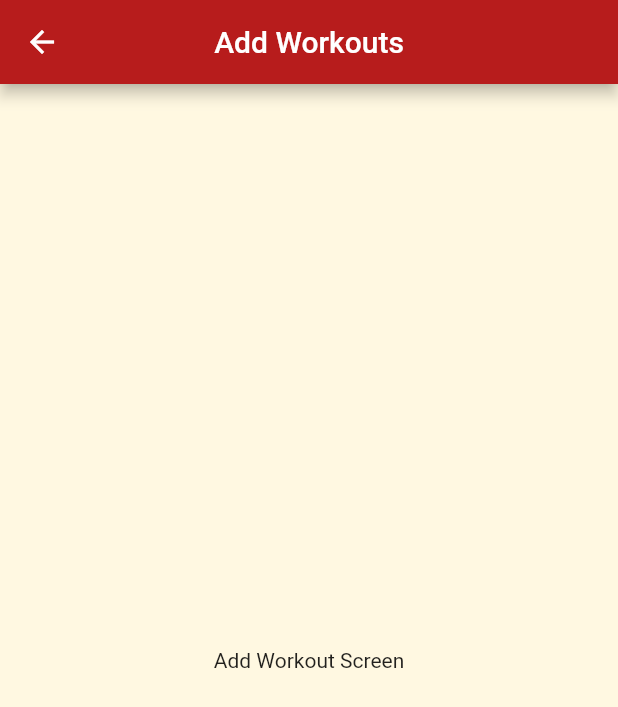
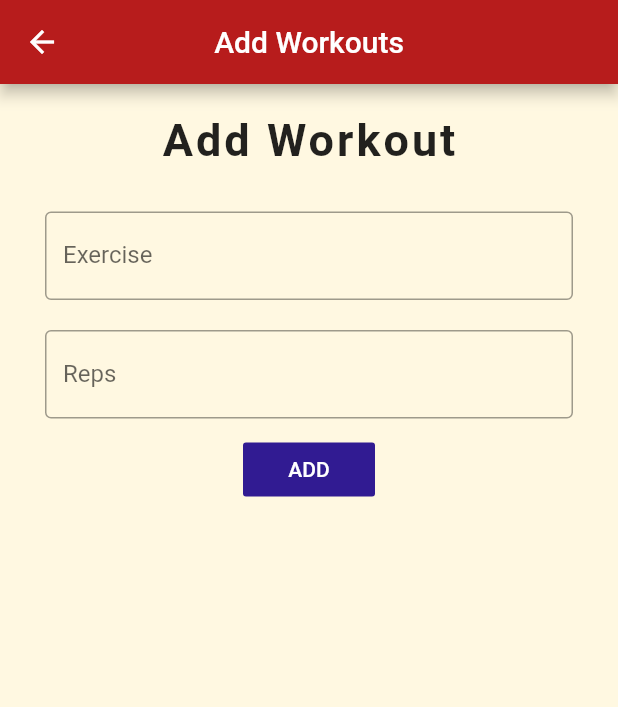
Before and after one commit to BillyLuisNeedham/workplace_workout_counter, a Flutter app: the screen it shows after launch, after a tap on the "add" icon, on a phone screen of 412 x 824 dp. Shown: the top 707 px of the screen. Run offline on Flutter 3.47's test engine with Material 2 defaults, Android fonts, the phone set to English and light mode, and no system bars; our stand-ins replace sqflite; accounts and stored records are empty.

Commit message:
add workouts screen basic

```diff
--- a/lib/models/workout.dart
+++ b/lib/models/workout.dart
@@ -9,7 +9,7 @@ class Workout {
     this.id,
     this.title,
     this.dailyReps,
-    this.remainingReps,
+    this.remainingReps
   });
 
   int id;
--- a/lib/views/add_workout.dart
+++ b/lib/views/add_workout.dart
@@ -6,6 +6,10 @@ class AddWorkout extends StatefulWidget {
 }
 
 class _AddWorkoutState extends State<AddWorkout> {
+
+  String _exerciseName;
+  String _dailyReps;
+
   @override
   Widget build(BuildContext context) {
     return Scaffold(
@@ -17,11 +21,69 @@ class _AddWorkoutState extends State<AddWorkout> {
         ),
         centerTitle: true,
       ),
-      body: Center(
-        child: Text(
-          'Add Workout Screen',
-        ),
+      body: Column(
+        crossAxisAlignment: CrossAxisAlignment.center,
+        children: [
+            Padding(
+              padding: EdgeInsets.symmetric(vertical: 20, horizontal: 0),
+              child: Row(
+                mainAxisAlignment: MainAxisAlignment.center,
+                children: [
+                  Text(
+                  'Add Workout',
+                  style: TextStyle(
+                    fontSize: 30,
+                    fontWeight: FontWeight.bold,
+                    letterSpacing: 2,
+                  ),
+                ),
+                ]
+              ),
+            ),
+          Padding(
+            padding: const EdgeInsets.fromLTRB(30, 10, 30, 10),
+            child: TextField(
+              onChanged: (text) {
+                _exerciseName = text;
+              },
+              decoration: InputDecoration(
+                border: OutlineInputBorder(),
+                labelText: 'Exercise'
+              ),
+            ),
+          ),
+          Padding(
+            padding: const EdgeInsets.fromLTRB(30, 10, 30, 10),
+            child: TextField(
+              keyboardType: TextInputType.number,
+              onChanged: (text) {
+                _dailyReps = text;
+              },
+              decoration: InputDecoration(
+                  border: OutlineInputBorder(),
+                  labelText: 'Reps'
+              ),
+            ),
+          ),
+          FlatButton(
+            onPressed: () {
+              int reps = int.parse(_dailyReps);
+              addWorkout(_exerciseName, reps);
+            },
+            color: Colors.deepPurple[900],
+            child: Text(
+                'ADD',
+              style: TextStyle(
+                color: Colors.white,
+              ),
+            ),
+          )
+        ],
       ),
     );
   }
 }
+
+void addWorkout(String workoutName, int workoutReps) {
+  print('added workout $workoutName, ${workoutReps.toString()}');
+}
--- a/lib/views/home.dart
+++ b/lib/views/home.dart
@@ -1,4 +1,6 @@
 import 'package:flutter/material.dart';
+import 'package:workplace_workout_counter/Database.dart';
+import 'package:workplace_workout_counter/models/workout.dart';
 
 class Home extends StatefulWidget {
   @override
@@ -9,6 +11,7 @@ class _HomeState extends State<Home> {
   @override
   Widget build(BuildContext context) {
     return Scaffold(
+      backgroundColor: Colors.amber[50],
       appBar: AppBar(
         backgroundColor: Colors.red[900],
         title: Text(
@@ -16,10 +19,18 @@ class _HomeState extends State<Home> {
         ),
         centerTitle: true,
       ),
-      body: Center(
-        child: Text(
-          'Home Screen',
-        ),
+      body: Column(
+        children: [
+          Text('HomeScreen'),
+          RaisedButton(
+            onPressed: () async {
+              final allWorkouts = await DBProvider.db.getAllWorkouts();
+              print('query for all workouts:');
+              allWorkouts.forEach((workout) => print(workout));
+            },
+            child: Text('workouts'),
+          ),
+        ],
       ),
       floatingActionButton: FloatingActionButton(
         onPressed: () {
@@ -31,3 +42,24 @@ class _HomeState extends State<Home> {
     );
   }
 }
+
+// FutureBuilder<List<Workout>>(
+// future: DBProvider.db.getAllWorkouts(),
+// builder: (BuildContext context, AsyncSnapshot<List<Workout>> snapshot) {
+// if (snapshot.hasData) {
+// return ListView.builder(
+// itemCount: snapshot.data.length,
+// itemBuilder: (BuildContext context, int index) {
+// Workout item = snapshot.data[index];
+// return ListTile(
+// title: Text(item.title),
+// leading: Text(item.dailyReps.toString()),
+// trailing: Text(item.remainingReps.toString()),
+// );
+// },
+// );
+// } else {
+// return Center(child: CircularProgressIndicator());
+// }
+// },
+// ),
```
